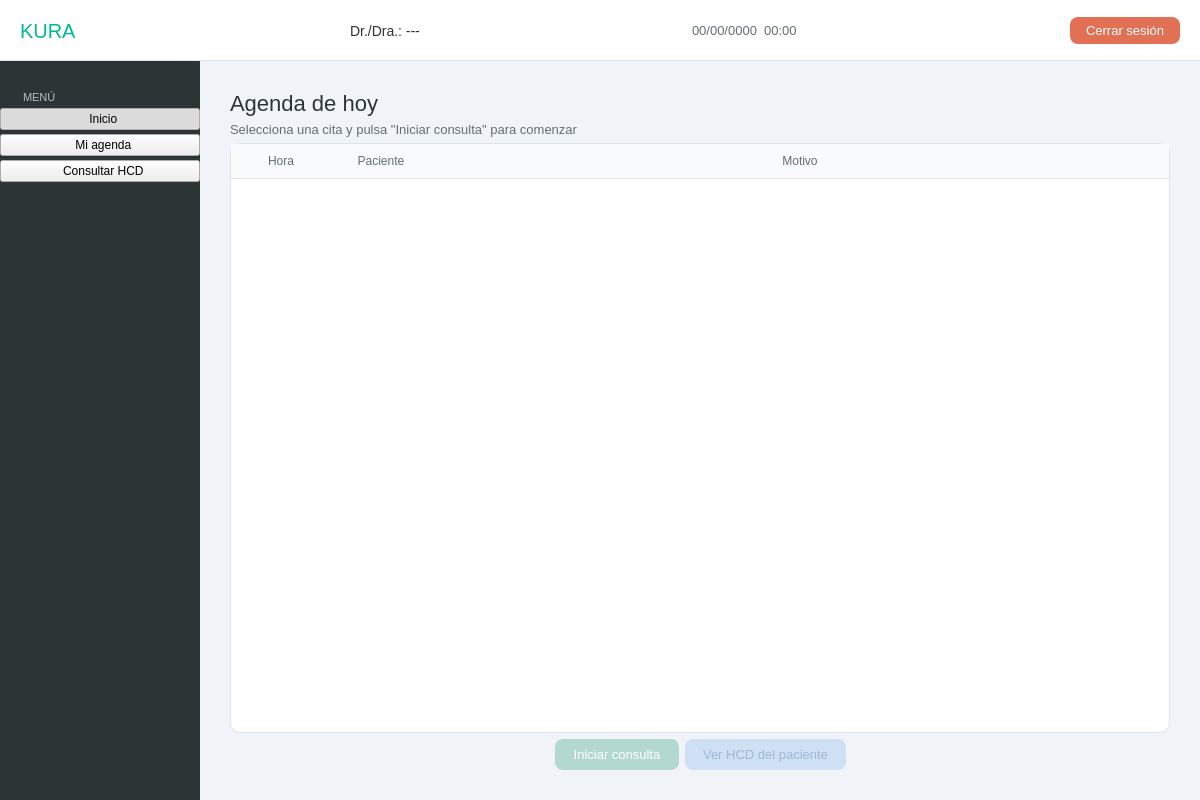
Before: the Qt Designer form src/vista/Ui/VistaMedico.ui in hgarcg04/software-engineering, drawn with Qt 5.
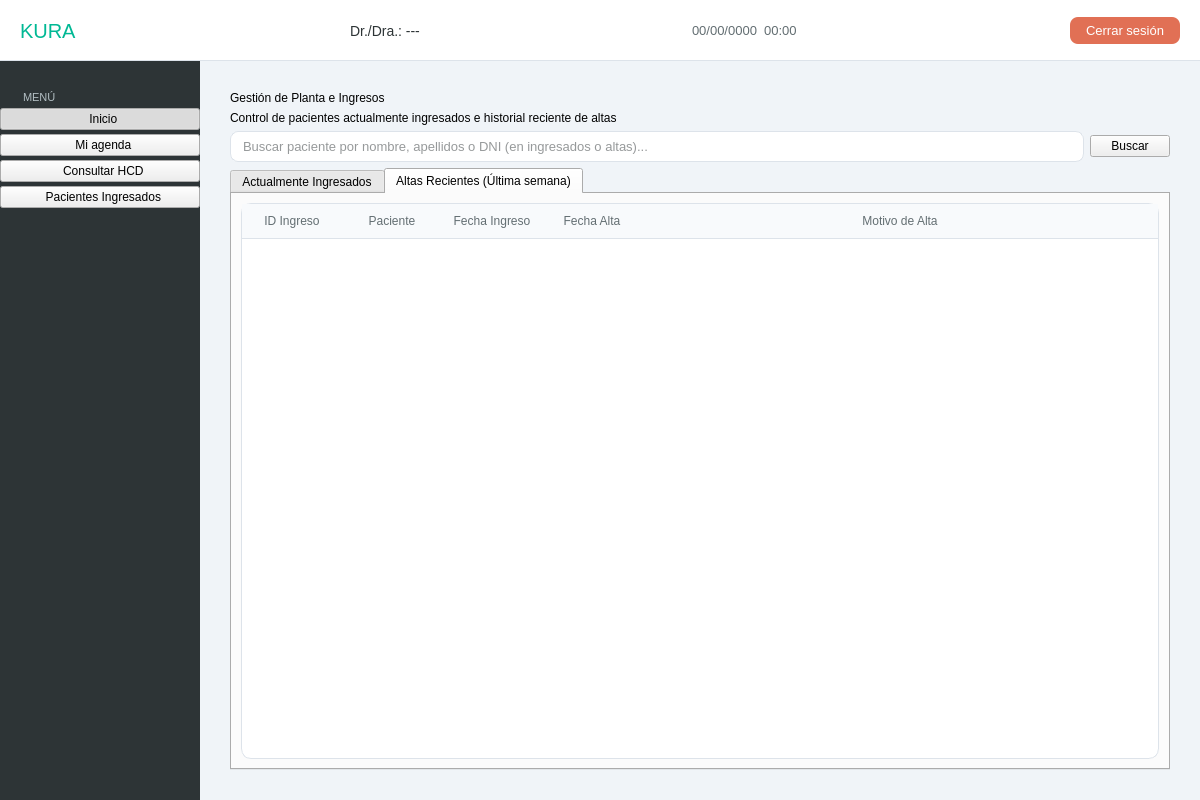
After: the same form once the commit is applied. The open tabs and pages were chosen to show the change.

Commit message: Ingresos actualizados

Diff of the .ui file:
```diff
--- a/src/vista/Ui/VistaMedico.ui
+++ b/src/vista/Ui/VistaMedico.ui
@@ -115,6 +115,13 @@
            <property name="class" stdset="0"><string>navBtn</string></property>
           </widget>
          </item>
+         <item>
+          <widget class="QPushButton" name="btn_ingr">
+           <property name="text"><string>  Pacientes Ingresados</string></property>
+           <property name="checkable"><bool>true</bool></property>
+           <property name="class" stdset="0"><string>navBtn</string></property>
+          </widget>
+         </item>
          <item><spacer><property name="orientation"><enum>Qt::Vertical</enum></property><property name="sizeHint" stdset="0"><size><width>20</width><height>40</height></size></property></spacer></item>
         </layout>
        </widget>
@@ -348,6 +355,83 @@
          </layout>
         </widget>
 
+        <!-- PAGE 4: INGRESOS -->
+        <widget class="QWidget" name="page_ingresos">
+        <layout class="QVBoxLayout" name="ingresosLayout">
+        <property name="leftMargin"><number>30</number></property>
+        <property name="topMargin"><number>30</number></property>
+        <property name="rightMargin"><number>30</number></property>
+        <property name="bottomMargin"><number>30</number></property>
+        
+        <item><widget class="QLabel" name="lbl_ingresos_title"><property name="text"><string>Gestión de Planta e Ingresos</string></property></widget></item>
+        <item><widget class="QLabel" name="lbl_ingresos_sub"><property name="text"><string>Control de pacientes actualmente ingresados e historial reciente de altas</string></property></widget></item>
+        
+        <vspace size="10"/>
+
+        <item>
+        <layout class="QHBoxLayout" name="buscadorGlobalLayout">
+            <item>
+            <widget class="QLineEdit" name="txt_buscar_general">
+            <property name="placeholderText"><string>Buscar paciente por nombre, apellidos o DNI (en ingresados o altas)...</string></property>
+            </widget>
+            </item>
+            <item>
+            <widget class="QPushButton" name="btn_buscar_general">
+            <property name="text"><string>Buscar</string></property>
+            </widget>
+            </item>
+        </layout>
+        </item>
+        
+        <vspace size="15"/>
+
+        <item>
+        <widget class="QTabWidget" name="tabWidget_ingresos">
+            <property name="currentIndex"><number>0</number></property>
+            
+            <widget class="QWidget" name="tab_actuales">
+            <attribute name="title"><string>Actualmente Ingresados</string></attribute>
+            <layout class="QVBoxLayout" name="tabActualesLayout">
+            <item>
+            <widget class="QTableWidget" name="tabla_ingresos">
+                <property name="editTriggers"><set>QAbstractItemView::NoEditTriggers</set></property>
+                <property name="selectionBehavior"><enum>QAbstractItemView::SelectRows</enum></property>
+                <property name="columnCount"><number>4</number></property>
+                <attribute name="horizontalHeaderStretchLastSection"><bool>true</bool></attribute>
+                <column><property name="text"><string>ID Ingreso</string></property></column>
+                <column><property name="text"><string>Habitación / Cama</string></property></column>
+                <column><property name="text"><string>Paciente</string></property></column>
+                <column><property name="text"><string>Fecha Ingreso</string></property></column>
+            </widget>
+            </item>
+            </layout>
+            </widget>
+
+            <widget class="QWidget" name="tab_altas_recientes">
+            <attribute name="title"><string>Altas Recientes (Última semana)</string></attribute>
+            <layout class="QVBoxLayout" name="tabAltasLayout">
+            <item>
+            <widget class="QTableWidget" name="tabla_altas_recientes">
+                <property name="editTriggers"><set>QAbstractItemView::NoEditTriggers</set></property>
+                <property name="selectionBehavior"><enum>QAbstractItemView::SelectRows</enum></property>
+                <property name="columnCount"><number>5</number></property>
+                <attribute name="horizontalHeaderStretchLastSection"><bool>true</bool></attribute>
+                <column><property name="text"><string>ID Ingreso</string></property></column>
+                <column><property name="text"><string>Paciente</string></property></column>
+                <column><property name="text"><string>Fecha Ingreso</string></property></column>
+                <column><property name="text"><string>Fecha Alta</string></property></column>
+                <column><property name="text"><string>Motivo de Alta</string></property></column>
+            </widget>
+            </item>
+            </layout>
+            </widget>
+
+        </widget>
+        </item>
+        
+        </layout>
+        </widget>
+
        </widget>
       </item>
      </layout>
```
The commit also changes 2 other files.
